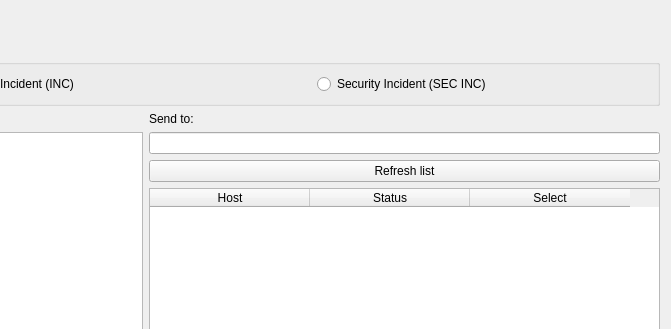
The window that PT-Helpdesk-Client/reportdialog.ui (lukpro681/PT-Helpdesk) describes before a commit, drawn with Qt 5; both pictures show x 380 to 1051 and y 0 to 329 of the 1051 by 623 pixel window.
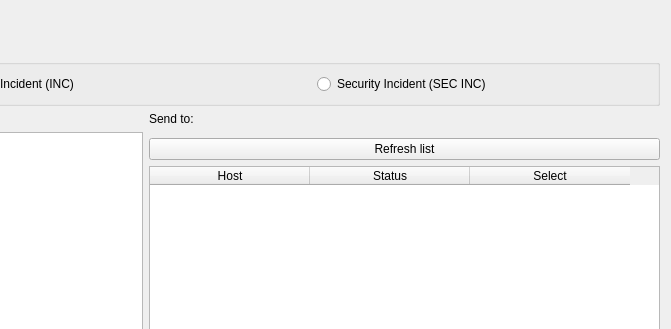
The same window after the commit.

What changed in the file:
```diff
--- a/PT-Helpdesk-Client/reportdialog.ui
+++ b/PT-Helpdesk-Client/reportdialog.ui
@@ -162,13 +162,6 @@
      </property>
     </widget>
    </item>
-   <item row="4" column="1">
-    <widget class="QLineEdit" name="sendToText">
-     <property name="text">
-      <string/>
-     </property>
-    </widget>
-   </item>
    <item row="8" column="0" colspan="2">
     <widget class="QGroupBox" name="groupBox_2">
      <property name="font">
```
